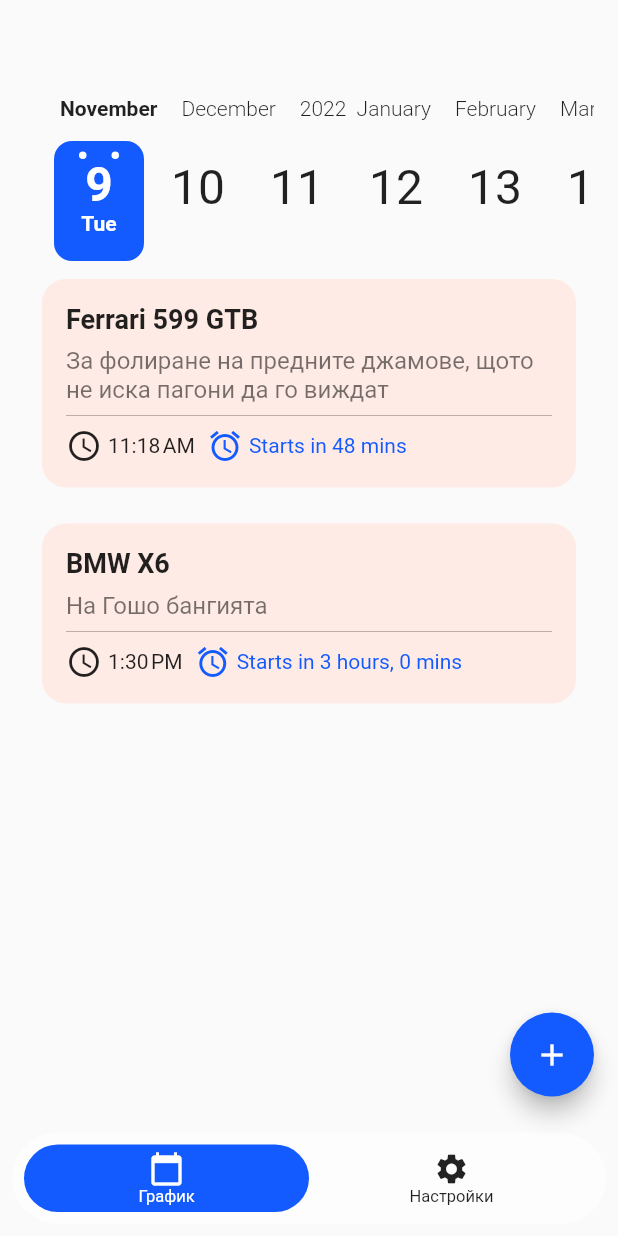
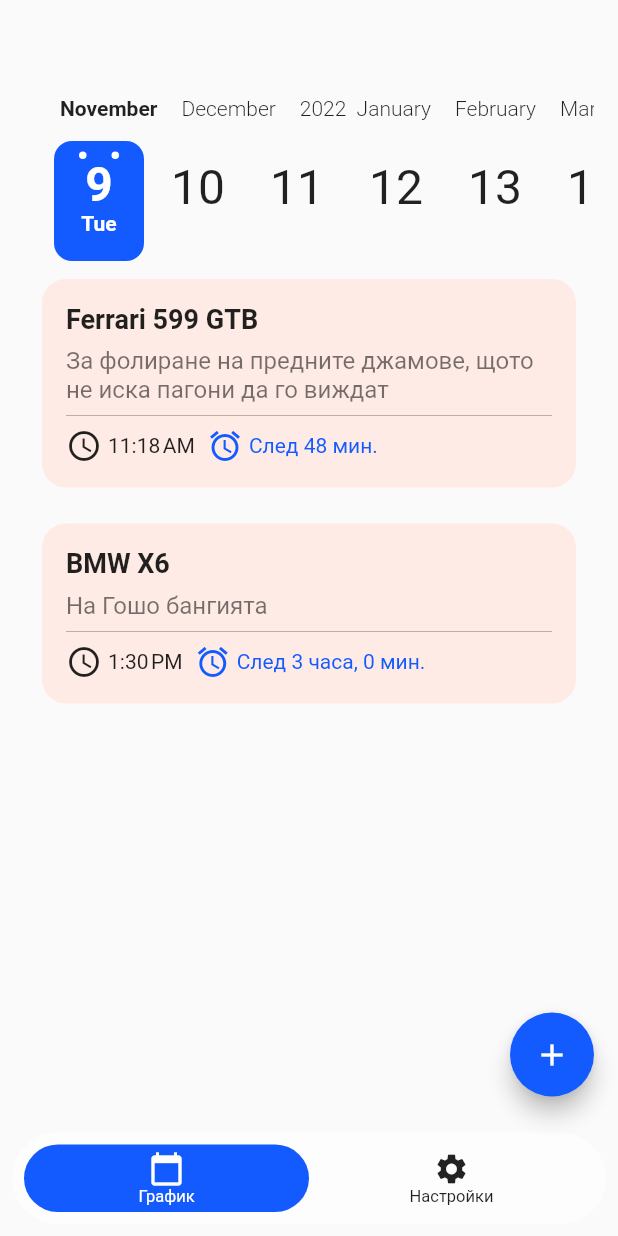
Before and after one commit to stfkolev/astra-folio-app, a Flutter app: the screen it shows after launch, on a phone screen of 412 x 824 dp. Run offline on Flutter 3.47's test engine with Material 2 defaults, Android fonts, the phone set to English and light mode, and no system bars; drawn by our look-alikes of calendar_timeline, floating_bottom_navigation_bar; our stand-ins replace datetime_picker_formfield.

Commit message:
Update EventItemView.dart

```diff
--- a/lib/widgets/EventItemView.dart
+++ b/lib/widgets/EventItemView.dart
@@ -76,7 +76,7 @@ class _EventItemState extends State<EventItem> {
                     padding: EdgeInsets.only(right: 4.0),
                     child: Icon(Icons.edit_road, color: Color(0xFF135BFF),)
                 ),
-                Text('Edit')
+                Text('Редактиране')
               ],
             )
           ),
@@ -91,7 +91,7 @@ class _EventItemState extends State<EventItem> {
                   padding: EdgeInsets.only(right: 4.0),
                   child: Icon(Icons.delete_forever_rounded, color: Colors.redAccent,)
                 ),
-                Text('Delete')
+                Text('Изтриване')
               ],
             )
           ),
@@ -205,9 +205,9 @@ class _EventItemState extends State<EventItem> {
                                 padding: EdgeInsets.only(left: 4.0),
                                 child:
                                 Text(
-                                  'Starts in '
-                                      '${timeDifference.inHours > 0 ? timeDifference.inHours.toString() + ' hours, ' : ''}'
-                                      '${timeDifference.inMinutes.remainder(60)} mins',
+                                  'След '
+                                      '${timeDifference.inHours > 0 ? timeDifference.inHours.toString() + ' часа, ' : ''}'
+                                      '${timeDifference.inMinutes.remainder(60)} мин.',
                                   style: TextStyle(
                                       color: Color(0xFF135BFF)
                                   ),
```
